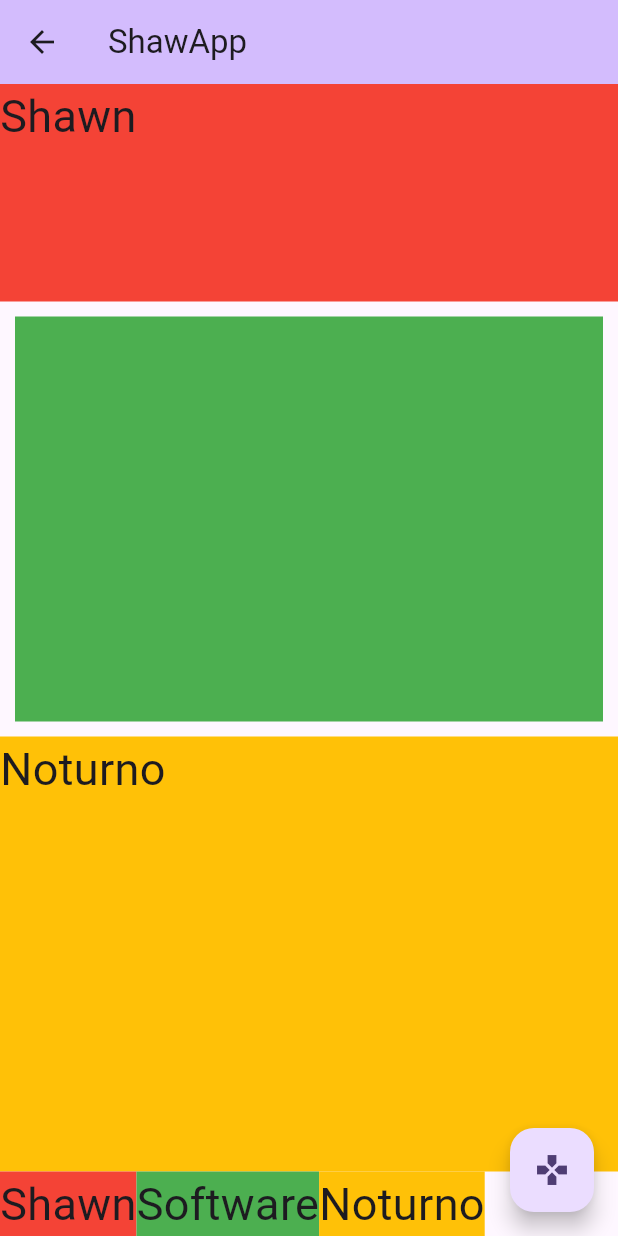
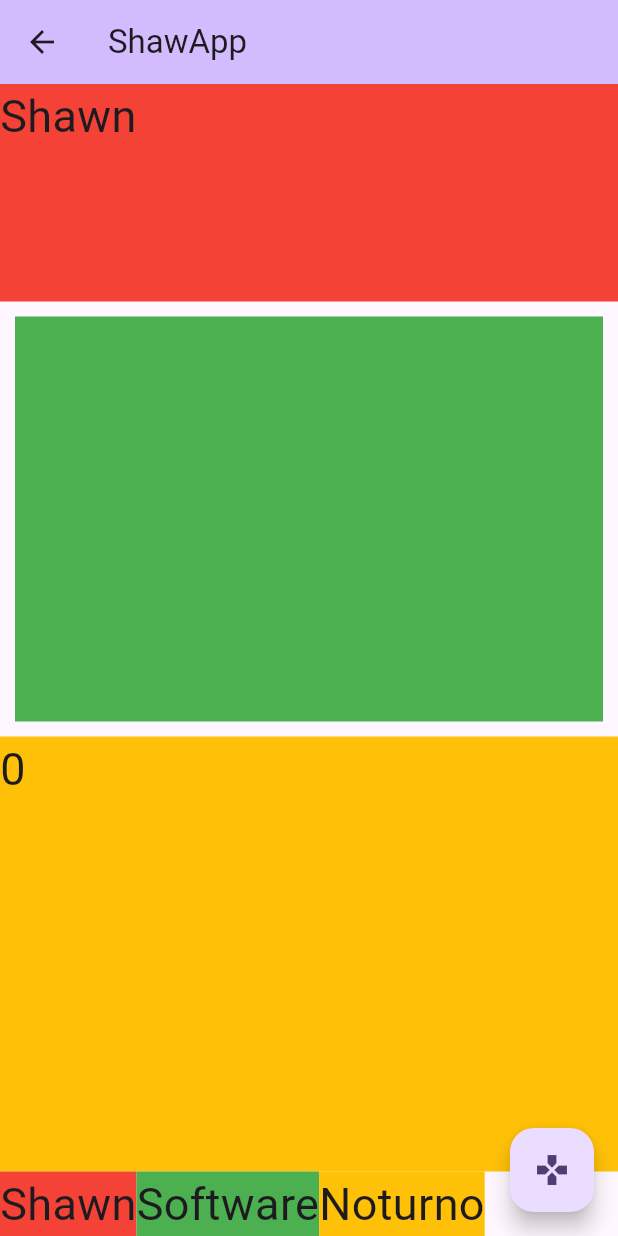
Before and after one commit to samueloliveiravs/shawn_app, a Flutter app: the ShawHome screen opened directly with empty values, on a phone screen of 412 x 824 dp. Run offline on Flutter 3.47's test engine with Material 3 defaults, Android fonts, the phone set to English and light mode, and no system bars; our stand-ins replace google_fonts, lottie; network calls fail; Roboto replaces fonts that are missing (Acme).

Commit message:
Aula 16: Usando rotas nomeadas e adaptando passagem de dados

```diff
--- /dev/null
+++ b/lib/models/usuario.dart
@@ -0,0 +1,6 @@
+class Usuario {
+  final String nome;
+  final int idade;
+
+  Usuario({required this.nome, required this.idade});
+}
--- a/lib/pages/login_page.dart
+++ b/lib/pages/login_page.dart
@@ -1,5 +1,6 @@
 import 'package:flutter/material.dart';
-import 'package:shawn_app/pages/shaw_home.dart';
+import 'package:shawn_app/models/usuario.dart';
+import 'package:shawn_app/routes/app_routes.dart';
 
 class LoginPage extends StatefulWidget {
   const LoginPage({super.key});
@@ -14,11 +15,10 @@ class _LoginPageState extends State<LoginPage> {
 
   void _login() {
     if (_formState.currentState!.validate()) {
-      Navigator.push(
+      Navigator.pushReplacementNamed(
         context,
-        MaterialPageRoute(
-          builder: (context) => ShawHome(email: emailController.text),
-        ),
+        AppRoutes.dashboard,
+        arguments: Usuario(nome: emailController.text, idade: 40),
       );
     }
     setState(() {});
--- a/lib/pages/shaw_home.dart
+++ b/lib/pages/shaw_home.dart
@@ -1,9 +1,9 @@
 import 'package:flutter/material.dart';
 import 'package:google_fonts/google_fonts.dart';
+import 'package:shawn_app/models/usuario.dart';
 
 class ShawHome extends StatefulWidget {
-  final String email;
-  const ShawHome({super.key, required this.email});
+  const ShawHome({super.key});
 
   @override
   State<ShawHome> createState() => _ShawHomeState();
@@ -22,12 +22,14 @@ class _ShawHomeState extends State<ShawHome> {
 
   @override
   Widget build(BuildContext context) {
+    var argumentos = ModalRoute.of(context)!.settings.arguments as Usuario;
+
     return Scaffold(
       appBar: AppBar(
         title: Text("ShawApp", style: GoogleFonts.acme()),
         backgroundColor: Theme.of(context).colorScheme.inversePrimary,
       ),
-      body: Container(
+      body: SizedBox(
         width: double.infinity,
         child: Column(
           children: [
@@ -45,7 +47,7 @@ class _ShawHomeState extends State<ShawHome> {
                 margin: EdgeInsets.all(10),
                 width: double.infinity,
                 color: Colors.green,
-                child: Text(widget.email, style: TextStyle(fontSize: 30)),
+                child: Text(argumentos.nome, style: TextStyle(fontSize: 30)),
               ),
             ),
             Expanded(
@@ -53,7 +55,10 @@ class _ShawHomeState extends State<ShawHome> {
               child: Container(
                 width: double.infinity,
                 color: Colors.amber,
-                child: Text("Noturno", style: TextStyle(fontSize: 30)),
+                child: Text(
+                  "${argumentos.idade}",
+                  style: TextStyle(fontSize: 30),
+                ),
               ),
             ),
             Row(
--- /dev/null
+++ b/lib/routes/app_pages.dart
@@ -0,0 +1,11 @@
+import 'package:flutter/cupertino.dart';
+import 'package:shawn_app/pages/login_page.dart';
+import 'package:shawn_app/pages/shaw_home.dart';
+import 'package:shawn_app/routes/app_routes.dart';
+
+class AppPages {
+  static Map<String, WidgetBuilder> routes = {
+    AppRoutes.home: (context) => LoginPage(),
+    AppRoutes.dashboard: (context) => ShawHome(),
+  };
+}
--- /dev/null
+++ b/lib/routes/app_routes.dart
@@ -0,0 +1,4 @@
+class AppRoutes {
+  static const String home = "/";
+  static const String dashboard = "/dashboard";
+}
--- a/lib/shaw_app.dart
+++ b/lib/shaw_app.dart
@@ -1,5 +1,6 @@
 import 'package:flutter/material.dart';
-import 'package:shawn_app/pages/login_page.dart';
+import 'package:shawn_app/routes/app_pages.dart';
+import 'package:shawn_app/routes/app_routes.dart';
 
 class ShawApp extends StatelessWidget {
   const ShawApp({super.key});
@@ -7,7 +8,8 @@ class ShawApp extends StatelessWidget {
   @override
   Widget build(BuildContext context) {
     return MaterialApp(
-      home: LoginPage(),
+      initialRoute: AppRoutes.home,
+      routes: AppPages.routes,
       debugShowCheckedModeBanner: false,
       theme: ThemeData(colorScheme: .fromSeed(seedColor: Colors.deepPurple)),
     );
```
